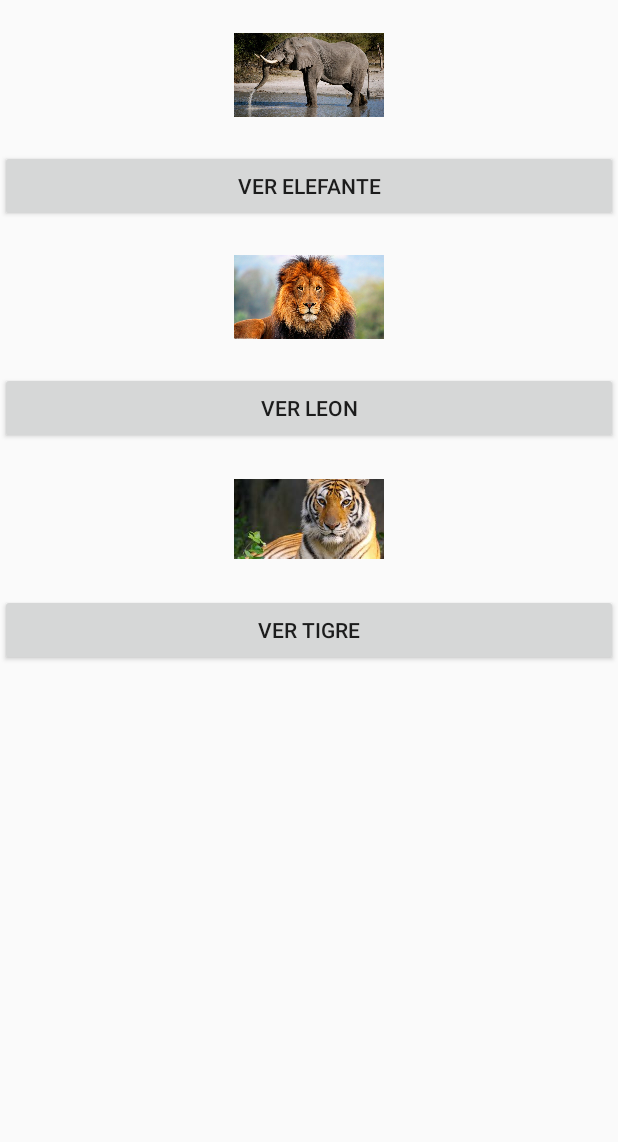
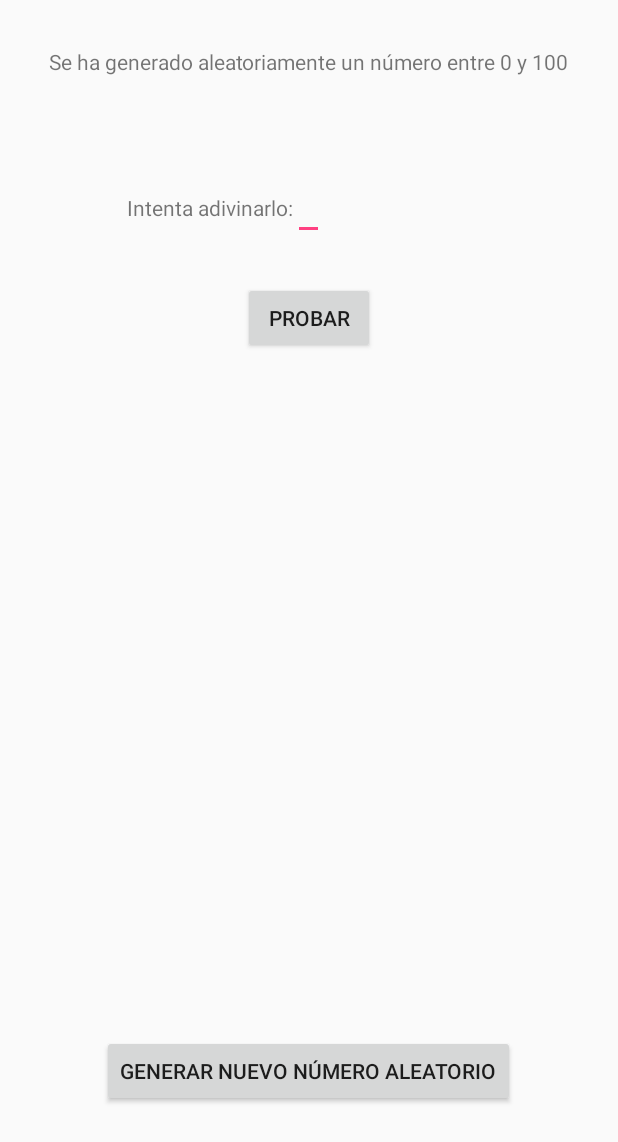
Before and after one commit to alejandroagca/EjerciciosDeIntroduccion, an Android app: the Ejercicio4Activity screen opened directly, with no data from a screen before it, on a phone screen of 412 x 824 dp. Shown: the top 1142 px of the screen. Run offline under Robolectric (Android 15) with nearby library versions, the phone set to English and light mode, and no system bars.

Commit message:
Arreglando errores

```diff
--- a/app/src/main/java/com/example/usuario/ejerciciosdeintroduccion/Ejercicio3Activity.java
+++ b/app/src/main/java/com/example/usuario/ejerciciosdeintroduccion/Ejercicio3Activity.java
@@ -24,6 +24,7 @@ public class Ejercicio3Activity extends AppCompatActivity implements View.OnClic
     private TextView tiempo;
     AlertDialog.Builder popup;
     int contadorCafes = 0;
+
     @Override
     protected void onCreate(Bundle savedInstanceState) {
         super.onCreate(savedInstanceState);
--- a/app/src/main/java/com/example/usuario/ejerciciosdeintroduccion/Ejercicio4Activity.java
+++ b/app/src/main/java/com/example/usuario/ejerciciosdeintroduccion/Ejercicio4Activity.java
@@ -2,10 +2,12 @@ package com.example.usuario.ejerciciosdeintroduccion;
 
 import android.content.Intent;
 import android.graphics.drawable.Drawable;
+import android.media.MediaPlayer;
 import android.net.Uri;
 import android.os.Bundle;
 import android.support.design.widget.FloatingActionButton;
 import android.support.design.widget.Snackbar;
+import android.support.v7.app.AlertDialog;
 import android.support.v7.app.AppCompatActivity;
 import android.support.v7.widget.Toolbar;
 import android.view.View;
@@ -13,51 +15,80 @@ import android.widget.Button;
 import android.widget.EditText;
 import android.widget.ImageView;
 import android.widget.RadioButton;
+import android.widget.TextView;
+import android.widget.Toast;
 
 public class Ejercicio4Activity extends AppCompatActivity implements View.OnClickListener {
 
-    Button btnElefante;
-    Button btnTigre;
-    Button btnLeon;
-    Intent intent;
-    Bundle bundle;
-    Uri uri;
+    EditText edtNumero;
+    Button btnProbar;
+    int prueba;
+    TextView txvResultado;
+    int intentos = 0;
+    AlertDialog.Builder popup;
+    MediaPlayer mp;
+    int numero;
+    boolean fin = false;
+    Button btnGenerarNumero;
+    Toast alerta;
     @Override
     protected void onCreate(Bundle savedInstanceState) {
         super.onCreate(savedInstanceState);
         setContentView(R.layout.activity_ejercicio4);
-        btnElefante = (Button)findViewById(R.id.btnElefante);
-        btnTigre = (Button) findViewById(R.id.btnTigre);
-        btnLeon = (Button)findViewById(R.id.btnLeon);
-        btnLeon.setOnClickListener(this);
-        btnTigre.setOnClickListener(this);
-        btnElefante.setOnClickListener(this);
+        edtNumero = (EditText)findViewById(R.id.edtNumero);
+        btnProbar = (Button) findViewById(R.id.btnProbar);
+        btnProbar.setOnClickListener(this);
+        txvResultado = (TextView) findViewById(R.id.txvResultado);
+        popup=new AlertDialog.Builder(this);
+        popup.setTitle("ENHORABUENA");
+        popup.setPositiveButton("Ok", null);
+        mp = MediaPlayer.create(this,R.raw.acierto);
+        btnGenerarNumero = (Button) findViewById(R.id.btnNuevoNumero);
+        btnGenerarNumero.setOnClickListener(this);
+        alerta = Toast.makeText(this, "Para jugar de nuevo genera un nuevo número aleatorio", Toast.LENGTH_LONG);
+        GenerarNumeroAleatorio();
     }
 
     @Override
     public void onClick(View v)
     {
-        bundle = new Bundle();
-        if (v == btnElefante)
+        if (v == btnProbar)
         {
-            bundle.putInt("1",R.drawable.elefante);
-            intent = new Intent(this, ImagenActivity.class);
-            intent.putExtras(bundle);
-            startActivity(intent);
+            if (fin == false)
+            {
+                intentos++;
+                prueba = Integer.parseInt(String.valueOf(edtNumero.getText().toString()));
+                if (prueba > numero) {
+                    txvResultado.setText(String.valueOf("Prueba con un número mas pequeño"));
+                } else if (prueba < numero) {
+                    txvResultado.setText(String.valueOf("Prueba con un número mas grande"));
+                } else {
+                    txvResultado.setText("Acertaste");
+                    mp.start();
+                    popup.setMessage("¡Acertaste en " + intentos + " intentos!");
+                    popup.show();
+                    fin = true;
+                }
+            }
+            else
+                {
+                    alerta.show();
+                }
+
         }
-        if (v == btnTigre)
+        if (btnGenerarNumero == v)
         {
-            bundle.putInt("1",R.drawable.tigre);
-            intent = new Intent(this, ImagenActivity.class);
-            intent.putExtras(bundle);
-            startActivity(intent);
-        }
-        if (v==btnLeon)
-        {
-            bundle.putInt("1",R.drawable.leon);
-            intent = new Intent(this, ImagenActivity.class);
-            intent.putExtras(bundle);
-            startActivity(intent);
+            GenerarNumeroAleatorio();
+            intentos = 0;
+            fin = false;
+            txvResultado.setText("");
+            edtNumero.setText("");
         }
     }
+
+    public int GenerarNumeroAleatorio()
+    {
+        numero = (int) Math.floor(Math.random()*101);
+        return numero;
+    }
 }
--- a/app/src/main/res/layout/activity_ejercicio4.xml
+++ b/app/src/main/res/layout/activity_ejercicio4.xml
@@ -5,51 +5,58 @@
     android:layout_width="match_parent"
     android:layout_height="match_parent"
     tools:context="com.example.usuario.ejerciciosdeintroduccion.Ejercicio4Activity">
-    <Button
-        android:id="@+id/btnElefante"
-        android:layout_width="match_parent"
+
+    <TextView
+        android:id="@+id/txvMensaje"
+        android:layout_width="wrap_content"
         android:layout_height="wrap_content"
-        android:text="@string/btnElefante"
-        android:layout_below="@+id/imageView"
-        android:layout_alignParentStart="true" />
-
-    <Button
-        android:id="@+id/btnLeon"
-        android:layout_width="match_parent"
-        android:layout_height="wrap_content"
-        android:text="@string/btnLeon"
-        android:layout_below="@+id/imageView2"
-        android:layout_alignParentStart="true" />
-
-    <Button
-        android:id="@+id/btnTigre"
-        android:layout_width="match_parent"
-        android:layout_height="wrap_content"
-        android:text="@string/btnTigre"
-        android:layout_below="@+id/imageView3"
-        android:layout_alignParentStart="true" />
-
-    <ImageView
-        android:id="@+id/imageView"
-        android:layout_width="100dp"
-        android:layout_height="100dp"
-        app:srcCompat="@drawable/elefante"
+        android:text="@string/txvMensaje"
+        android:layout_marginTop="31dp"
         android:layout_alignParentTop="true"
         android:layout_centerHorizontal="true" />
 
-    <ImageView
-        android:id="@+id/imageView2"
-        android:layout_width="100dp"
-        android:layout_height="100dp"
-        app:srcCompat="@drawable/leon"
-        android:layout_below="@+id/btnElefante"
-        android:layout_alignStart="@+id/imageView" />
+    <EditText
+        android:id="@+id/edtNumero"
+        android:layout_width="wrap_content"
+        android:layout_height="wrap_content"
+        android:layout_below="@+id/txvMensaje"
+        android:layout_centerHorizontal="true"
+        android:layout_marginTop="64dp"
+        android:inputType="number" />
 
-    <ImageView
-        android:id="@+id/imageView3"
-        android:layout_width="100dp"
-        android:layout_height="100dp"
-        app:srcCompat="@drawable/tigre"
-        android:layout_below="@+id/btnLeon"
-        android:layout_alignStart="@+id/imageView2" />
+    <TextView
+        android:id="@+id/txvIntentalo"
+        android:layout_width="wrap_content"
+        android:layout_height="wrap_content"
+        android:layout_alignBaseline="@+id/edtNumero"
+        android:layout_alignBottom="@+id/edtNumero"
+        android:layout_toStartOf="@+id/edtNumero"
+        android:text="@string/txvIntentalo" />
+
+    <Button
+        android:id="@+id/btnProbar"
+        android:layout_width="wrap_content"
+        android:layout_height="wrap_content"
+        android:layout_below="@+id/edtNumero"
+        android:layout_centerHorizontal="true"
+        android:layout_marginTop="28dp"
+        android:text="@string/btnProbar" />
+
+    <TextView
+        android:id="@+id/txvResultado"
+        android:layout_width="wrap_content"
+        android:layout_height="wrap_content"
+        android:layout_below="@+id/btnProbar"
+        android:layout_centerHorizontal="true"
+        android:layout_marginTop="80dp" />
+
+    <Button
+        android:id="@+id/btnNuevoNumero"
+        android:layout_width="wrap_content"
+        android:layout_height="wrap_content"
+        android:text="@string/btnNuevoNumero"
+        android:layout_alignParentBottom="true"
+        android:layout_centerHorizontal="true"
+        android:layout_marginBottom="86dp" />
+
 </RelativeLayout>
--- a/app/src/main/res/values/strings.xml
+++ b/app/src/main/res/values/strings.xml
@@ -16,4 +16,8 @@
     <string name="btnElefante">Ver elefante</string>
     <string name="btnLeon">Ver Leon</string>
     <string name="btnTigre">Ver Tigre</string>
+    <string name="txvMensaje">Se ha generado aleatoriamente un número entre 0 y 100</string>
+    <string name="txvIntentalo">Intenta adivinarlo:</string>
+    <string name="btnProbar">Probar</string>
+    <string name="btnNuevoNumero">Generar nuevo número aleatorio</string>
 </resources>
```
Also changed, not shown: app/src/main/java/com/example/usuario/ejerciciosdeintroduccion/ImagenActivity.java (deleted, +0 -19 lines), app/src/main/res/layout/activity_imagen.xml (deleted, +0 -16 lines), 1 other file.
